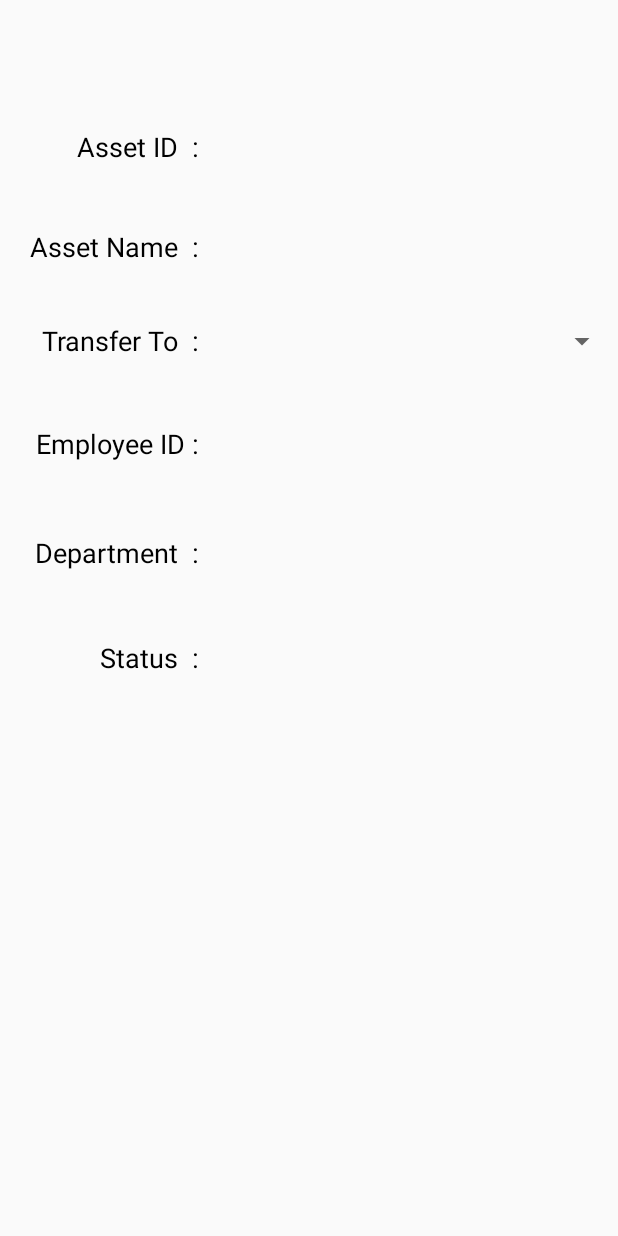
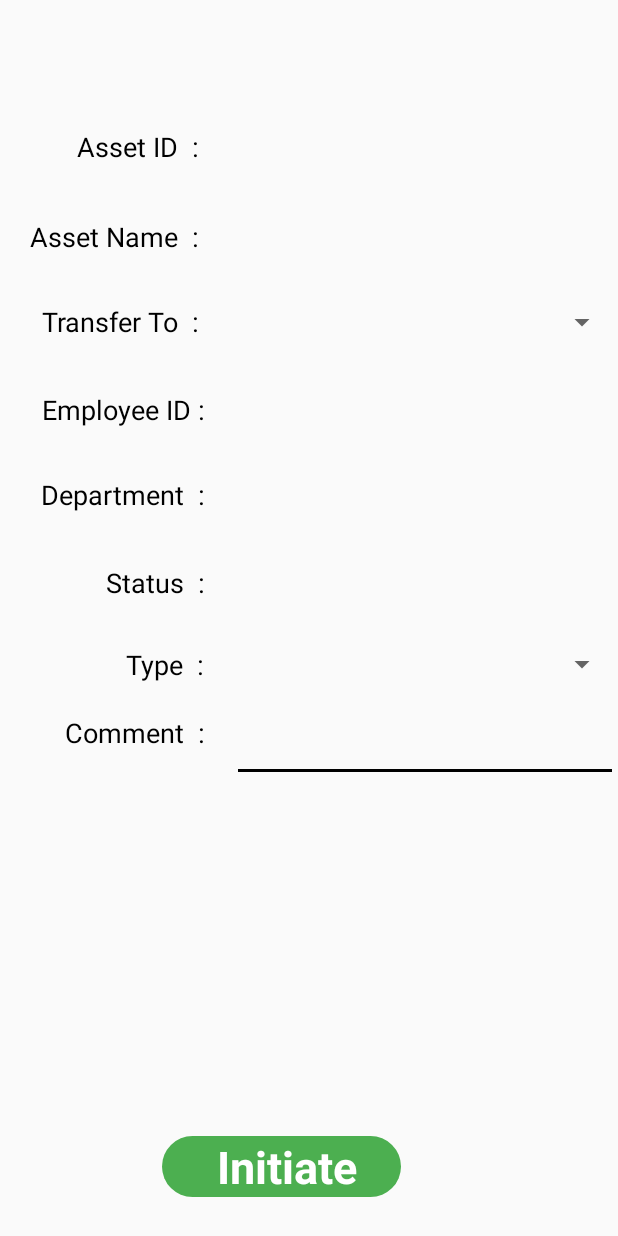
Before and after one commit to CodexStorm/asset, an Android app: the layout initiate_transfer.xml on its own in the app's theme, with its tools: preview values and no code run, on a phone screen of 412 x 824 dp. Run offline under Robolectric (Android 15) with nearby library versions, the phone set to English and light mode, and no system bars; network calls fail.

Commit message:
added initiate transfer layout

```diff
--- a/app/src/main/res/layout/initiate_transfer.xml
+++ b/app/src/main/res/layout/initiate_transfer.xml
@@ -20,19 +20,19 @@
         android:id="@+id/textView3"
         android:layout_width="wrap_content"
         android:layout_height="wrap_content"
-        android:layout_alignEnd="@+id/textView2"
-        android:layout_alignRight="@+id/textView2"
-        android:layout_below="@+id/textView2"
-        android:layout_marginTop="42dp"
+        android:layout_marginTop="35dp"
         android:text="Asset Name  :"
         android:textSize="18dp"
-        android:textColor="@android:color/background_dark"/>
+        android:textColor="@android:color/background_dark"
+        android:layout_below="@+id/textView2"
+        android:layout_toLeftOf="@+id/tvassetid"
+        android:layout_toStartOf="@+id/tvassetid" />
 
     <TextView
         android:id="@+id/textView4"
         android:layout_width="wrap_content"
         android:layout_height="wrap_content"
-        android:layout_marginTop="38dp"
+        android:layout_marginTop="32dp"
         android:text="Transfer To  :"
         android:textColor="@android:color/background_dark"
         android:textSize="18dp"
@@ -75,13 +75,13 @@
         android:id="@+id/textView7"
         android:layout_width="wrap_content"
         android:layout_height="wrap_content"
-        android:layout_alignEnd="@+id/textView4"
-        android:layout_alignRight="@+id/textView4"
-        android:layout_below="@+id/textView4"
-        android:layout_marginTop="44dp"
+        android:layout_marginTop="34dp"
         android:text="Employee ID :"
         android:textColor="@android:color/background_dark"
-        android:textSize="18dp"/>
+        android:textSize="18dp"
+        android:layout_below="@+id/textView4"
+        android:layout_alignLeft="@+id/textView4"
+        android:layout_alignStart="@+id/textView4" />
 
     <TextView
         android:id="@+id/tvemployeeid"
@@ -97,7 +97,7 @@
         android:id="@+id/textView9"
         android:layout_width="wrap_content"
         android:layout_height="wrap_content"
-        android:layout_marginTop="48dp"
+        android:layout_marginTop="32dp"
         android:text="Department  :"
         android:textColor="@android:color/background_dark"
         android:textSize="18dp"
@@ -109,7 +109,7 @@
         android:id="@+id/textView10"
         android:layout_width="wrap_content"
         android:layout_height="wrap_content"
-        android:layout_marginTop="45dp"
+        android:layout_marginTop="34dp"
         android:text="Status  :"
         android:textColor="@android:color/background_dark"
         android:textSize="18dp"
@@ -136,4 +136,65 @@
         android:layout_alignStart="@+id/tvdepartment"
         android:textColor="@android:color/background_dark"
         android:textSize="18dp" />
+
+    <TextView
+        android:id="@+id/tvTypeHeader"
+        android:layout_width="wrap_content"
+        android:layout_height="wrap_content"
+        android:layout_marginTop="30dp"
+        android:textColor="@android:color/background_dark"
+        android:textSize="18dp"
+        android:text="Type  :"
+        android:layout_below="@+id/textView10"
+        android:layout_alignRight="@+id/textView10"
+        android:layout_alignEnd="@+id/textView10" />
+
+    <Spinner
+        android:id="@+id/spinnerRequestType"
+        android:layout_width="match_parent"
+        android:layout_height="wrap_content"
+        android:layout_alignLeft="@+id/tvstatus"
+        android:layout_alignStart="@+id/tvstatus"
+        android:layout_alignTop="@+id/tvTypeHeader" />
+
+    <TextView
+        android:id="@+id/tvCommentsHeader"
+        android:layout_width="wrap_content"
+        android:layout_height="wrap_content"
+        android:layout_alignEnd="@+id/tvTypeHeader"
+        android:layout_alignRight="@+id/tvTypeHeader"
+        android:layout_below="@+id/spinnerRequestType"
+        android:layout_marginTop="21dp"
+        android:text="Comment  :"
+        android:textColor="@android:color/background_dark"
+        android:textSize="18dp"/>
+
+    <EditText
+        android:id="@+id/etCommentsBox"
+        android:layout_width="match_parent"
+        android:layout_height="wrap_content"
+        android:layout_alignLeft="@+id/spinnerRequestType"
+        android:layout_alignStart="@+id/spinnerRequestType"
+        android:layout_alignTop="@+id/tvCommentsHeader"
+        android:ems="10"
+        android:textColor="@android:color/background_dark"
+        android:inputType="textMultiLine" />
+
+    <TextView
+        android:id="@+id/tvInitiate"
+        android:textSize="30dp"
+        android:layout_width="wrap_content"
+        android:layout_height="wrap_content"
+        android:textColor="@android:color/background_light"
+        android:background="@drawable/background_green_button"
+        android:layout_marginBottom="26dp"
+        android:text="     Initiate    "
+        android:textStyle="bold"
+        android:fontFamily="sans-serif"
+        android:layout_alignParentBottom="true"
+        android:layout_alignLeft="@+id/tvTypeHeader"
+        android:layout_alignStart="@+id/tvTypeHeader"
+        android:layout_marginLeft="24dp"
+        android:layout_marginStart="24dp" />
+
 </RelativeLayout>
```
